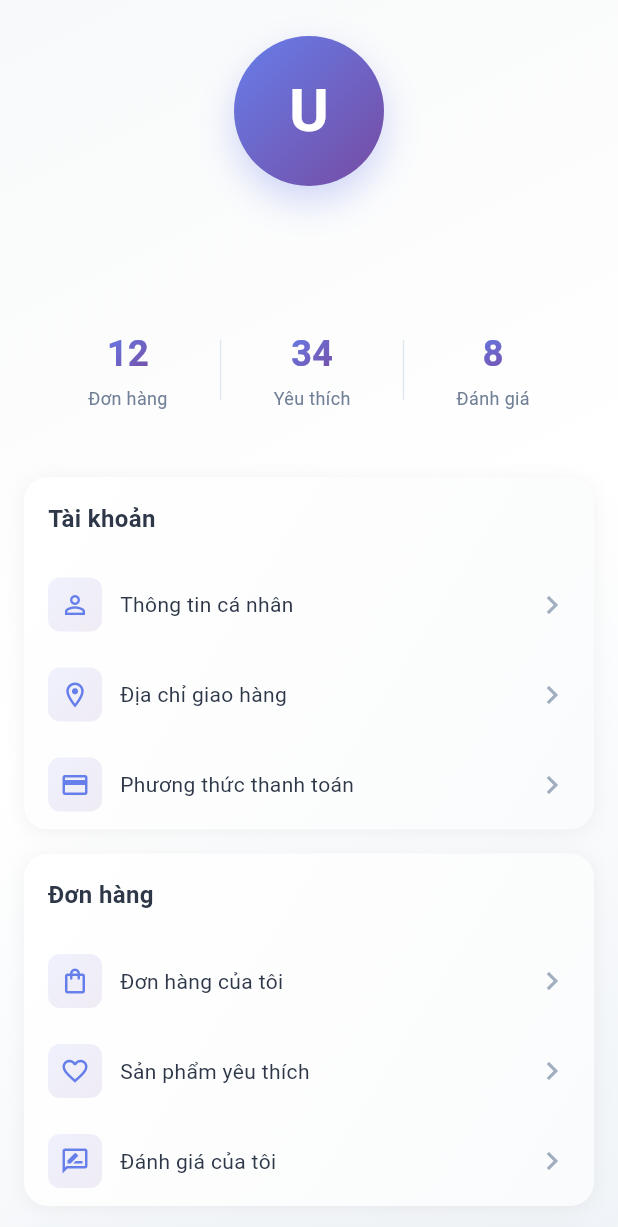
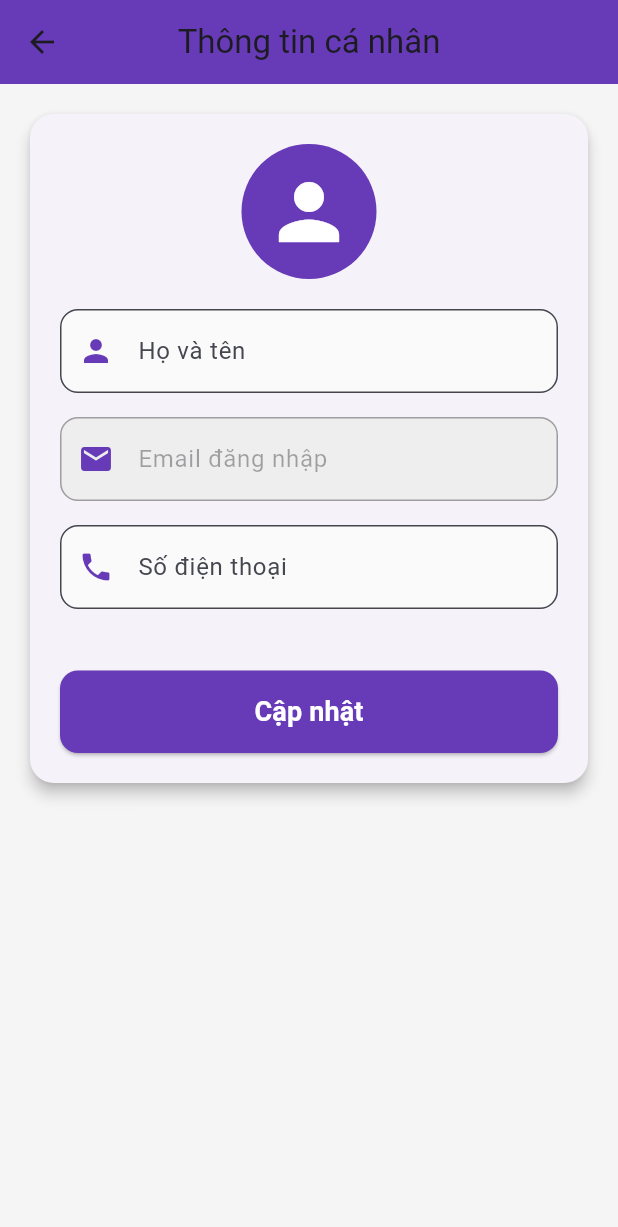
Before and after one commit to Vantoan252003/tmdt_fe, a Flutter app: the ProfileScreen screen opened directly, after a tap on "Thông tin cá nhân", on a phone screen of 412 x 824 dp. Shown: the top 1227 px of the screen. Run offline on Flutter 3.47's test engine with Material 3 defaults, Android fonts, the light colour scheme and no system bars; our stand-ins replace cached_network_image, shared_preferences; accounts and stored records are empty; network calls fail.

Commit message:
cap nhat profile

```diff
--- a/lib/screens/home_screen.dart
+++ b/lib/screens/home_screen.dart
@@ -274,14 +274,14 @@ class _HomeScreenState extends State<HomeScreen> {
 
   Widget _buildFeaturedProducts() {
     return SizedBox(
-      height: 240,
+      height: 270,
       child: ListView.builder(
         scrollDirection: Axis.horizontal,
         itemCount: featuredProducts.length,
         itemBuilder: (context, index) {
           return Container(
             width: 160,
-            margin: const EdgeInsets.only(right: 12),
+            margin: const EdgeInsets.only(right: 20),
             child: ProductCard(
               product: featuredProducts[index],
               onAddToCart: () => _addToCart(featuredProducts[index]),
@@ -299,7 +299,7 @@ class _HomeScreenState extends State<HomeScreen> {
       gridDelegate: const SliverGridDelegateWithFixedCrossAxisCount(
         crossAxisCount: 2,
         childAspectRatio: 0.7,
-        crossAxisSpacing: 12,
+        crossAxisSpacing: 1,
         mainAxisSpacing: 12,
       ),
       itemCount: newProducts.length,
--- /dev/null
+++ b/lib/screens/profile_edit_screen.dart
@@ -0,0 +1,177 @@
+import 'package:flutter/material.dart';
+import '../models/user.dart';
+import '../services/auth_service.dart';
+
+class ProfileEditScreen extends StatefulWidget {
+  final User user;
+  const ProfileEditScreen({Key? key, required this.user}) : super(key: key);
+
+  @override
+  State<ProfileEditScreen> createState() => _ProfileEditScreenState();
+}
+
+class _ProfileEditScreenState extends State<ProfileEditScreen> {
+  final _formKey = GlobalKey<FormState>();
+  late final TextEditingController _nameController;
+  late final TextEditingController _emailController;
+  late final TextEditingController _phoneController;
+
+  bool _isLoading = false;
+
+  @override
+  void initState() {
+    super.initState();
+    _nameController = TextEditingController(text: widget.user.fullName);
+    _emailController = TextEditingController(text: widget.user.email);
+    _phoneController = TextEditingController(text: widget.user.phone ?? '');
+  }
+
+  @override
+  void dispose() {
+    _nameController.dispose();
+    _emailController.dispose();
+    _phoneController.dispose();
+    super.dispose();
+  }
+
+  Future<void> _saveChanges() async {
+    if (!_formKey.currentState!.validate()) return;
+    setState(() => _isLoading = true);
+
+    final updatedUser = User(
+      id: widget.user.id,
+      role: widget.user.role,
+      fullName: _nameController.text.trim(),
+      email: widget.user.email,
+      phone: _phoneController.text.trim(),
+    );
+
+    final result = await AuthService.updateUserInfo(updatedUser);
+    setState(() => _isLoading = false);
+
+    ScaffoldMessenger.of(context).showSnackBar(
+      SnackBar(
+        content: Text(result['success']
+            ? 'Cập nhật thông tin thành công! 🎉'
+            : result['message'] ?? 'Đã có lỗi xảy ra'),
+        backgroundColor: result['success'] ? Colors.green : Colors.red,
+      ),
+    );
+
+    if (result['success']) Navigator.pop(context, true);
+  }
+
+  @override
+  Widget build(BuildContext context) {
+    return Scaffold(
+      backgroundColor: Colors.grey.shade100,
+      appBar: AppBar(
+        title: const Text('Thông tin cá nhân'),
+        centerTitle: true,
+        backgroundColor: Colors.deepPurple,
+      ),
+      body: Padding(
+        padding: const EdgeInsets.all(16.0),
+        child: SingleChildScrollView(
+          child: Card(
+            elevation: 4,
+            shape: RoundedRectangleBorder(
+              borderRadius: BorderRadius.circular(16),
+            ),
+            child: Padding(
+              padding: const EdgeInsets.all(20.0),
+              child: Form(
+                key: _formKey,
+                child: Column(
+                  children: [
+                    const CircleAvatar(
+                      radius: 45,
+                      backgroundColor: Colors.deepPurple,
+                      child: Icon(Icons.person, size: 60, color: Colors.white),
+                    ),
+                    const SizedBox(height: 20),
+
+                    _buildTextField(
+                      controller: _nameController,
+                      label: 'Họ và tên',
+                      icon: Icons.person,
+                      validatorMsg: 'Vui lòng nhập họ tên',
+                    ),
+
+                    _buildTextField(
+                      controller: _emailController,
+                      label: 'Email đăng nhập',
+                      icon: Icons.email,
+                      enabled: false,
+                    ),
+
+                    _buildTextField(
+                      controller: _phoneController,
+                      label: 'Số điện thoại',
+                      icon: Icons.phone,
+                      keyboardType: TextInputType.phone,
+                      validatorMsg: 'Vui lòng nhập số điện thoại hợp lệ',
+                    ),
+
+                    const SizedBox(height: 25),
+                    ElevatedButton(
+                      style: ElevatedButton.styleFrom(
+                        backgroundColor: Colors.deepPurple,
+                        minimumSize: const Size(double.infinity, 55),
+                        shape: RoundedRectangleBorder(
+                          borderRadius: BorderRadius.circular(12),
+                        ),
+                      ),
+                      onPressed: _isLoading ? null : _saveChanges,
+                      child: _isLoading
+                          ? const CircularProgressIndicator(color: Colors.white)
+                          : const Text(
+                              'Cập nhật',
+                              style: TextStyle(
+                                fontSize: 18,
+                                fontWeight: FontWeight.bold,
+                                color: Colors.white,
+                              ),
+                            ),
+                    ),
+                  ],
+                ),
+              ),
+            ),
+          ),
+        ),
+      ),
+    );
+  }
+
+  Widget _buildTextField({
+    required TextEditingController controller,
+    required String label,
+    required IconData icon,
+    bool enabled = true,
+    TextInputType keyboardType = TextInputType.text,
+    String? validatorMsg,
+  }) {
+    return Padding(
+      padding: const EdgeInsets.only(bottom: 16.0),
+      child: TextFormField(
+        controller: controller,
+        enabled: enabled,
+        keyboardType: keyboardType,
+        decoration: InputDecoration(
+          prefixIcon: Icon(icon, color: Colors.deepPurple),
+          labelText: label,
+          filled: true,
+          fillColor: enabled ? Colors.grey.shade50 : Colors.grey.shade200,
+          border: OutlineInputBorder(
+            borderRadius: BorderRadius.circular(12),
+          ),
+        ),
+        validator: validatorMsg == null
+            ? null
+            : (value) =>
+                value == null || value.trim().isEmpty ? validatorMsg : null,
+      ),
+    );
+  }
+}
--- a/lib/services/api_endpoints.dart
+++ b/lib/services/api_endpoints.dart
@@ -36,6 +36,8 @@ class ApiEndpoints {
   static const String profile = '$baseUrl/user/profile';
   static const String updateProfile = '$baseUrl/user/profile/update';
   static const String changePassword = '$baseUrl/user/password/change';
+  static const String userProfile = '$baseUrl/user/profile';
+
 
   // Wishlist endpoints
   static const String wishlist = '$baseUrl/wishlist';
@@ -58,4 +60,6 @@ class ApiEndpoints {
   // Payment endpoints
   static const String paymentMethods = '$baseUrl/payment/methods';
   static const String processPayment = '$baseUrl/payment/process';
+
+
 }
```
Also changed, not shown: lib/screens/profile_screen.dart (+40 -4 lines), lib/services/auth_service.dart (+94 -7 lines).
